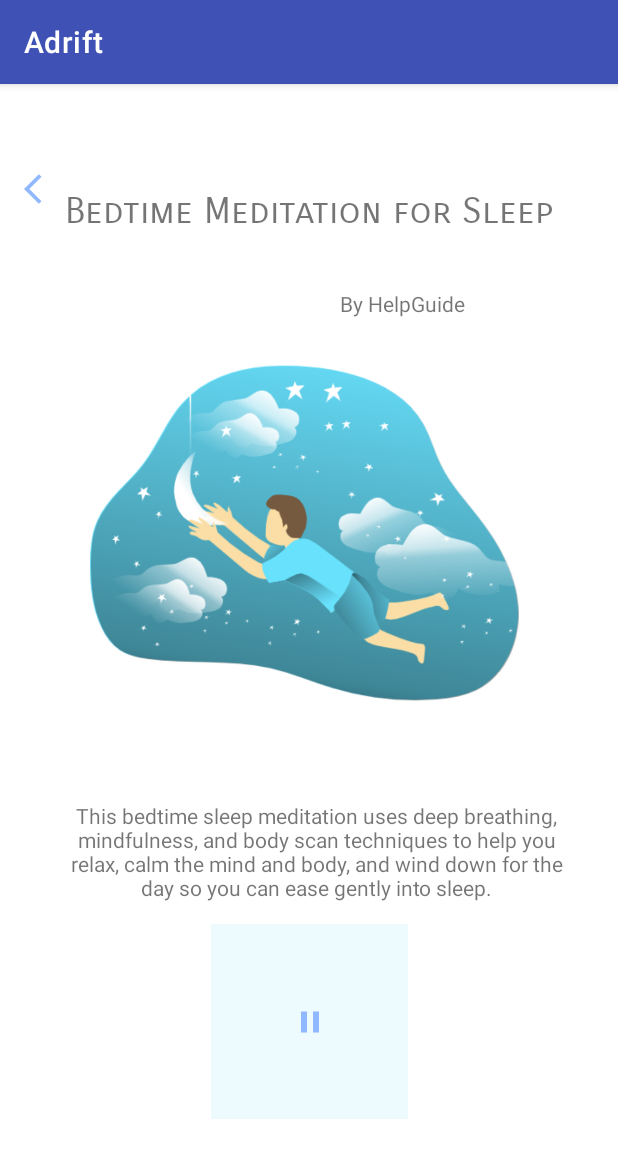
After one commit to hl2703/Adrift, an Android app: the AudioActivity screen opened directly, with no data from a screen before it, on a phone screen of 412 x 824 dp. The commit adds this screen. Shown: the top 1158 px of the screen. Run offline under Robolectric (Android 15) with nearby library versions, the phone set to English and light mode, and no system bars.

Commit message:
edit audio page layout

```diff
--- /dev/null
+++ b/app/src/main/java/sg/edu/np/adrift/AudioActivity.java
@@ -0,0 +1,67 @@
+package sg.edu.np.adrift;
+
+import androidx.appcompat.app.AppCompatActivity;
+
+import android.content.Intent;
+import android.media.MediaPlayer;
+import android.os.Bundle;
+import android.view.MotionEvent;
+import android.view.View;
+import android.widget.ImageButton;
+import android.widget.ImageView;
+
+public class AudioActivity extends AppCompatActivity {
+    MediaPlayer mediaPlayer;
+    ImageButton imgB;
+    @Override
+    protected void onCreate(Bundle savedInstanceState) {
+        super.onCreate(savedInstanceState);
+        setContentView(R.layout.activity_audio);
+
+        mediaPlayer = MediaPlayer.create(getApplicationContext(), R.raw.sleepaudio);
+        mediaPlayer.setLooping(true);
+
+        mediaPlayer.start();
+
+        //pause play func
+        //Button pButton=findViewById(R.id.pButton);
+        imgB = findViewById(R.id.imageButton);
+        imgB.setOnClickListener(new View.OnClickListener() {
+
+            public void onClick(View view) {
+
+                if (mediaPlayer.isPlaying()) {
+                    mediaPlayer.pause();
+
+
+                    imgB.setImageResource(R.drawable.play);
+
+                } else {
+                    mediaPlayer.start();
+
+                    imgB.setImageResource(R.drawable.pause);
+                }
+            }
+        });
+//back btn
+        ImageView imageView = findViewById(R.id.backBtn);
+        imageView.setOnTouchListener(new View.OnTouchListener() {
+            @Override
+            public boolean onTouch(View v, MotionEvent event) {
+                Intent intent = new Intent(AudioActivity.this, MainActivity.class);
+                intent.setFlags(Intent.FLAG_ACTIVITY_SINGLE_TOP);
+                startActivity(intent);
+                return false;
+            }
+        });
+        // }
+    }
+
+    protected void onPause() {
+        super.onPause();
+        mediaPlayer.stop();
+        mediaPlayer.release();
+
+    }
+
+}
--- /dev/null
+++ b/app/src/main/res/drawable/ic_baseline_snooze_24.xml
@@ -0,0 +1,5 @@
+<vector android:height="24dp" android:tint="#4545FF"
+    android:viewportHeight="24" android:viewportWidth="24"
+    android:width="24dp" xmlns:android="http://schemas.android.com/apk/res/android">
+    <path android:fillColor="@android:color/white" android:pathData="M7.88,3.39L6.6,1.86 2,5.71l1.29,1.53 4.59,-3.85zM22,5.72l-4.6,-3.86 -1.29,1.53 4.6,3.86L22,5.72zM12,4c-4.97,0 -9,4.03 -9,9s4.02,9 9,9c4.97,0 9,-4.03 9,-9s-4.03,-9 -9,-9zM12,20c-3.87,0 -7,-3.13 -7,-7s3.13,-7 7,-7 7,3.13 7,7 -3.13,7 -7,7zM9,11h3.63L9,15.2L9,17h6v-2h-3.63L15,10.8L15,9L9,9v2z"/>
+</vector>
--- /dev/null
+++ b/app/src/main/res/layout/activity_audio.xml
@@ -0,0 +1,80 @@
+<?xml version="1.0" encoding="utf-8"?>
+<androidx.constraintlayout.widget.ConstraintLayout xmlns:android="http://schemas.android.com/apk/res/android"
+    xmlns:app="http://schemas.android.com/apk/res-auto"
+    xmlns:tools="http://schemas.android.com/tools"
+    android:layout_width="match_parent"
+    android:layout_height="match_parent"
+    tools:context=".AudioActivity">
+
+    <ImageView
+        android:id="@+id/backBtn"
+        android:layout_width="wrap_content"
+        android:layout_height="wrap_content"
+        android:layout_marginTop="39dp"
+        android:layout_marginBottom="668dp"
+        app:layout_constraintBottom_toBottomOf="parent"
+        app:layout_constraintEnd_toEndOf="parent"
+        app:layout_constraintHorizontal_bias="0.041"
+        app:layout_constraintStart_toStartOf="parent"
+        app:layout_constraintTop_toTopOf="parent"
+        app:srcCompat="@drawable/arrow" />
+
+    <TextView
+        android:id="@+id/textView3"
+        android:layout_width="wrap_content"
+        android:layout_height="wrap_content"
+        android:layout_marginTop="70dp"
+        android:fontFamily="sans-serif-smallcaps"
+        android:text="Bedtime Meditation for Sleep"
+        android:textSize="24sp"
+        app:layout_constraintEnd_toEndOf="parent"
+        app:layout_constraintStart_toStartOf="parent"
+        app:layout_constraintTop_toTopOf="parent" />
+
+    <ImageButton
+        android:id="@+id/imageButton"
+        android:layout_width="131dp"
+        android:layout_height="130dp"
+        android:layout_marginTop="560dp"
+        android:background="#1321C2F3"
+        app:layout_constraintEnd_toEndOf="parent"
+        app:layout_constraintStart_toStartOf="parent"
+        app:layout_constraintTop_toTopOf="parent"
+        app:srcCompat="@drawable/pause" />
+
+    <TextView
+        android:id="@+id/textView5"
+        android:layout_width="wrap_content"
+        android:layout_height="wrap_content"
+        android:layout_marginTop="37dp"
+        android:layout_marginEnd="102dp"
+        android:text="By HelpGuide"
+        app:layout_constraintEnd_toEndOf="parent"
+        app:layout_constraintTop_toBottomOf="@+id/textView3" />
+
+    <TextView
+        android:id="@+id/textView8"
+        android:layout_width="335dp"
+        android:layout_height="101dp"
+        android:layout_marginTop="17dp"
+        android:layout_marginBottom="200dp"
+        android:text="@string/description"
+        android:textAlignment="center"
+        app:layout_constraintBottom_toBottomOf="parent"
+        app:layout_constraintEnd_toEndOf="parent"
+        app:layout_constraintHorizontal_bias="0.565"
+        app:layout_constraintStart_toStartOf="parent"
+        app:layout_constraintTop_toBottomOf="@+id/imageView2" />
+
+    <ImageView
+        android:id="@+id/imageView2"
+        android:layout_width="286dp"
+        android:layout_height="344dp"
+        android:layout_marginStart="60dp"
+        android:layout_marginTop="28dp"
+        app:layout_constraintStart_toStartOf="parent"
+        app:layout_constraintTop_toBottomOf="@+id/textView3"
+        app:srcCompat="@drawable/dream" />
+
+
+</androidx.constraintlayout.widget.ConstraintLayout>
--- a/app/src/main/res/values/strings.xml
+++ b/app/src/main/res/values/strings.xml
@@ -1,3 +1,4 @@
 <resources>
     <string name="app_name">Adrift</string>
+    <string name="description">This bedtime sleep meditation uses deep breathing, mindfulness, and body scan techniques to help you relax, calm the mind and body, and wind down for the day so you can ease gently into sleep.</string>
 </resources>
```
Also changed, not shown: app/src/main/res/drawable/dream.png (added), app/src/main/res/drawable/music.png (added), app/src/main/res/drawable/note.png (added), app/src/main/res/drawable/sleep.png (added), app/src/main/res/drawable/write.png (added), app/src/main/res/drawable/yoga.png (added), 1 other file.
